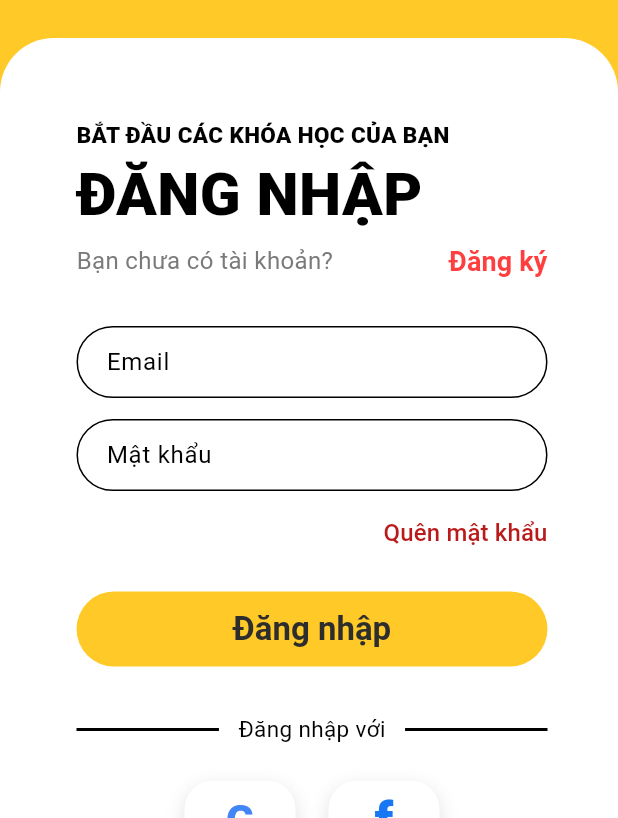
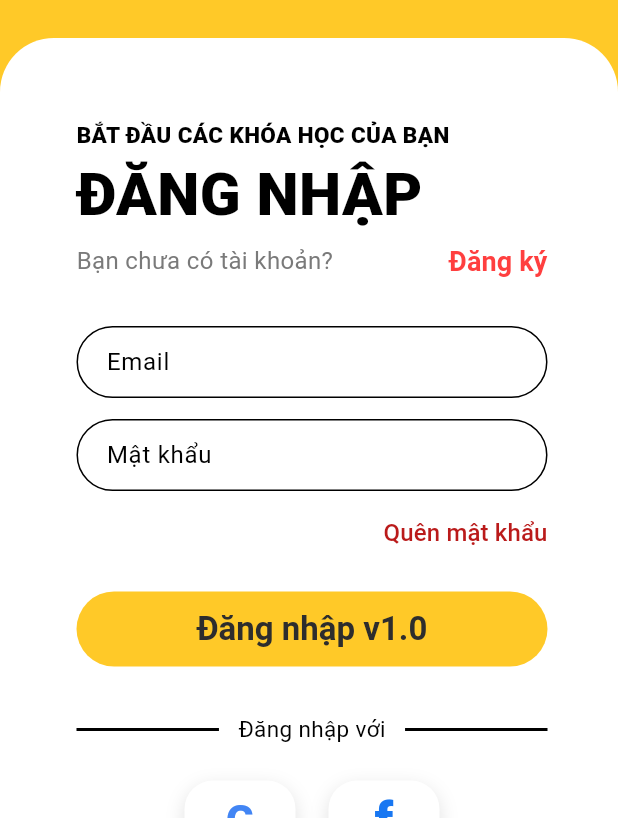
Before and after one commit to winhtuan/SmartStepsApp, a Flutter app: the screen it shows after launch, on a phone screen of 412 x 824 dp, the part 418-1236 px from its top. Run offline on Flutter 3.47's test engine with Material 3 defaults, Android fonts, the phone set to English and light mode, and no system bars; our stand-ins replace audioplayers, supabase_flutter, video_player; missing offline and left inert: dart:html; accounts and stored records are empty; Roboto replaces fonts that are missing (Poppins); statements that could not run were skipped.

```diff
--- a/lib/screens/login_screen.dart
+++ b/lib/screens/login_screen.dart
@@ -214,7 +214,7 @@ class LoginScreen extends StatelessWidget {
                                     fontWeight: FontWeight.w700,
                                   ),
                                 ),
-                                child: const Text('Đăng nhập'),
+                                child: const Text('Đăng nhập v1.0'),
                               ),
                             ),
                           ),
```
Also changed, not shown: 1 other file.
